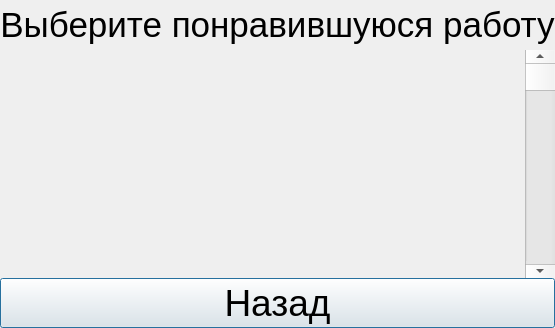
The window that viewcategorydialog.ui (SQReder/QtPollsClient2) describes before a commit, drawn with Qt 5.
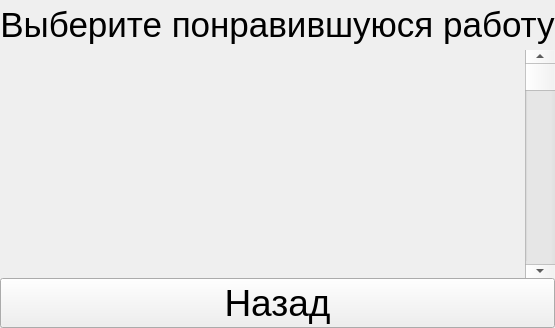
The same window after the commit. Icons and pictures are not drawn.

What changed in the file:
```diff
--- a/viewcategorydialog.ui
+++ b/viewcategorydialog.ui
@@ -1,12 +1,12 @@
 <?xml version="1.0" encoding="UTF-8"?>
 <ui version="4.0">
  <class>ViewCategoryDialog</class>
- <widget class="QDialog" name="ViewCategoryDialog">
+ <widget class="QWidget" name="ViewCategoryDialog">
   <property name="geometry">
    <rect>
     <x>0</x>
     <y>0</y>
-    <width>492</width>
+    <width>542</width>
     <height>328</height>
    </rect>
   </property>
@@ -14,11 +14,11 @@
    <string>Dialog</string>
   </property>
   <property name="styleSheet">
-   <string notr="true">QDialog {
+   <string notr="true">QWidget#ViewCategoryDialog {
           border-image:url(:/images/theme16x9);
           width: 100px;
           border: none;
-}T</string>
+}</string>
   </property>
   <layout class="QGridLayout" name="gridLayout">
    <property name="leftMargin">
```
Left out of the diff: 2 changed lines with no effect on the pictures.
